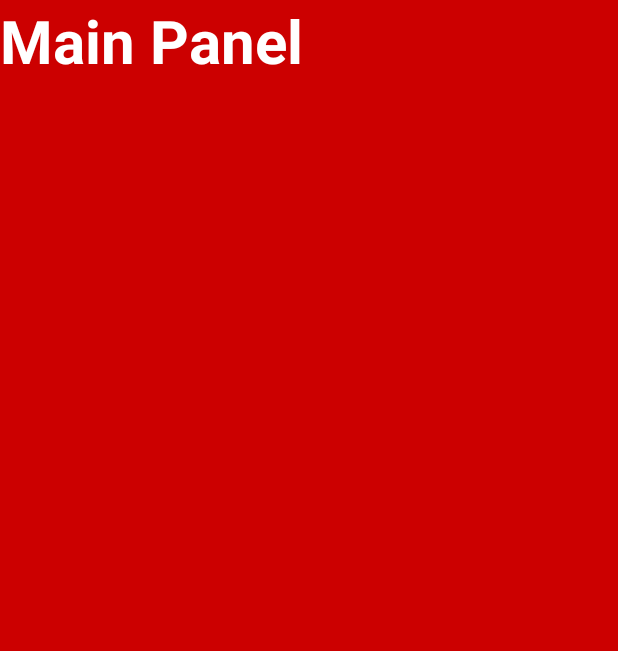
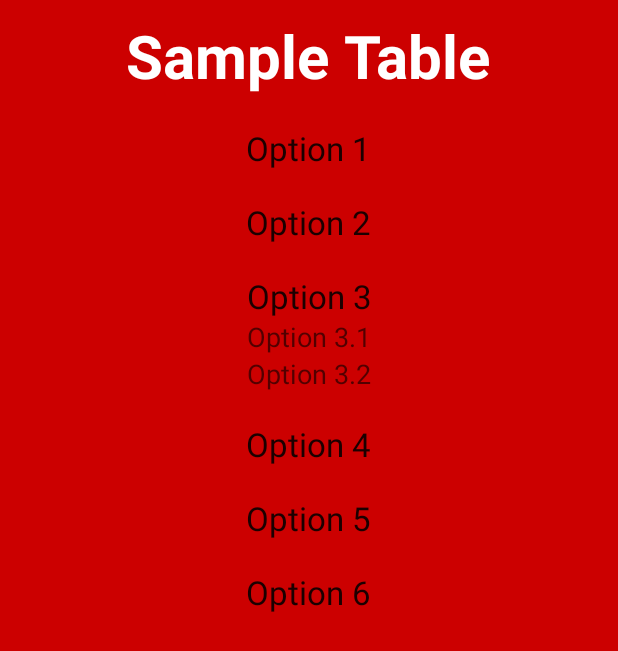
Before and after one commit to dredgemage/WeightedTables, an Android app: the layout fragment_main_panel.xml on its own in the app's theme, with its tools: preview values and no code run, on a phone screen of 412 x 824 dp. Shown: the top 651 px of the screen. Run offline under Robolectric (Android 15) with nearby library versions, the phone set to English and light mode, and no system bars.

Commit message:
Weedle-wee

```diff
--- a/app/src/main/AndroidManifest.xml
+++ b/app/src/main/AndroidManifest.xml
@@ -1,6 +1,6 @@
 <?xml version="1.0" encoding="utf-8"?>
 <manifest xmlns:android="http://schemas.android.com/apk/res/android"
-    package="com.example.nxt41720.weightedtables">
+    package="com.nxt41720.weightedtables">
 
     <application
         android:allowBackup="true"
--- a/app/src/main/res/layout/fragment_main_panel.xml
+++ b/app/src/main/res/layout/fragment_main_panel.xml
@@ -1,19 +1,95 @@
-<FrameLayout xmlns:android="http://schemas.android.com/apk/res/android"
+<LinearLayout xmlns:android="http://schemas.android.com/apk/res/android"
     xmlns:tools="http://schemas.android.com/tools"
     android:layout_width="match_parent"
     android:layout_height="match_parent"
     android:background="@android:color/holo_red_dark"
     android:gravity="top|center"
     android:orientation="vertical"
-    tools:context="com.example.nxt41720.weightedtables.MainPanelFragment">
+    tools:context="com.nxt41720.weightedtables.MainPanelFragment"
+    android:id="@+id/main_panel">
 
-    <!-- TODO: Update blank fragment layout -->
     <TextView
         android:layout_width="wrap_content"
         android:layout_height="wrap_content"
-        android:text="@string/main_panel_fragment"
+        android:text="Sample Table"
         android:textColor="@android:color/white"
         android:textStyle="bold"
-        android:textSize="40sp"/>
+        android:textSize="40sp"
+        android:layout_row="0"
+        android:layout_column="0"
+        android:id="@+id/TableTitle"
+        android:padding="10dp" />
 
-</FrameLayout>
+    <TextView
+        android:layout_width="wrap_content"
+        android:layout_height="wrap_content"
+        android:textAppearance="?android:attr/textAppearanceLarge"
+        android:text="Option 1"
+        android:id="@+id/textView"
+        android:padding="10dp" />
+
+    <TextView
+        android:layout_width="wrap_content"
+        android:layout_height="wrap_content"
+        android:textAppearance="?android:attr/textAppearanceLarge"
+        android:text="Option 2"
+        android:id="@+id/textView2"
+        android:padding="10dp" />
+
+    <TableLayout
+        android:layout_width="match_parent"
+        android:layout_height="wrap_content"
+        android:gravity="top|center"
+        android:padding="10dp">
+
+        <TextView
+            android:layout_width="wrap_content"
+            android:layout_height="wrap_content"
+            android:textAppearance="?android:attr/textAppearanceLarge"
+            android:text="Option 3"
+            android:id="@+id/textView6"
+            android:gravity="center" />
+
+        <TextView
+            android:layout_width="wrap_content"
+            android:layout_height="wrap_content"
+            android:textAppearance="?android:attr/textAppearanceMedium"
+            android:text="Option 3.1"
+            android:id="@+id/textView7"
+            android:gravity="center" />
+
+        <TextView
+            android:layout_width="wrap_content"
+            android:layout_height="wrap_content"
+            android:textAppearance="?android:attr/textAppearanceMedium"
+            android:text="Option 3.2"
+            android:id="@+id/textView8"
+            android:gravity="center" />
+    </TableLayout>
+
+    <TextView
+        android:layout_width="wrap_content"
+        android:layout_height="wrap_content"
+        android:textAppearance="?android:attr/textAppearanceLarge"
+        android:text="Option 4"
+        android:id="@+id/textView3"
+        android:padding="10dp" />
+
+    <TextView
+        android:layout_width="wrap_content"
+        android:layout_height="wrap_content"
+        android:textAppearance="?android:attr/textAppearanceLarge"
+        android:text="Option 5"
+        android:id="@+id/textView4"
+        android:layout_gravity="center_horizontal"
+        android:padding="10dp" />
+
+    <TextView
+        android:layout_width="wrap_content"
+        android:layout_height="wrap_content"
+        android:textAppearance="?android:attr/textAppearanceLarge"
+        android:text="Option 6"
+        android:id="@+id/textView5"
+        android:padding="10dp" />
+
+</LinearLayout>
--- a/app/src/main/res/layout/fragment_side_panel.xml
+++ b/app/src/main/res/layout/fragment_side_panel.xml
@@ -2,11 +2,11 @@
     xmlns:tools="http://schemas.android.com/tools"
     android:layout_width="match_parent"
     android:layout_height="match_parent"
-    tools:context="com.example.nxt41720.weightedtables.SidePanelFragment"
+    tools:context="com.nxt41720.weightedtables.SidePanelFragment"
     android:background="@android:color/holo_blue_dark"
-    android:gravity="top|center" >
+    android:gravity="top|center"
+    android:id="@+id/side_panel">
 
-    <!-- TODO: Update blank fragment layout -->
     <TextView
         android:layout_width="match_parent"
         android:layout_height="match_parent"
```
Also changed, not shown: app/src/main/java/com/example/nxt41720/weightedtables/MainActivity.java (deleted, +0 -46 lines), app/src/main/java/com/example/nxt41720/weightedtables/MainPanelFragment.java (deleted, +0 -99 lines), app/src/main/java/com/example/nxt41720/weightedtables/SidePanelFragment.java (deleted, +0 -108 lines), app/src/main/java/com/nxt41720/weightedtables/Table.java (added, +32 -0 lines), app/src/main/res/layout/activity_main.xml (+16 -5 lines), 1 other file.
